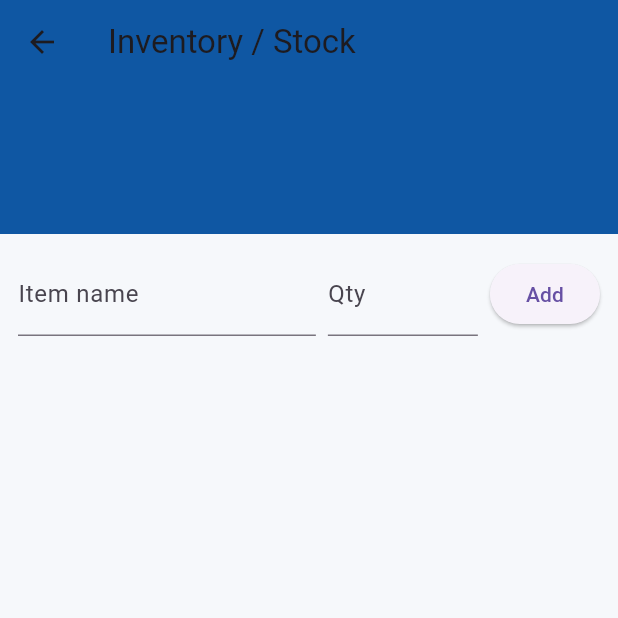
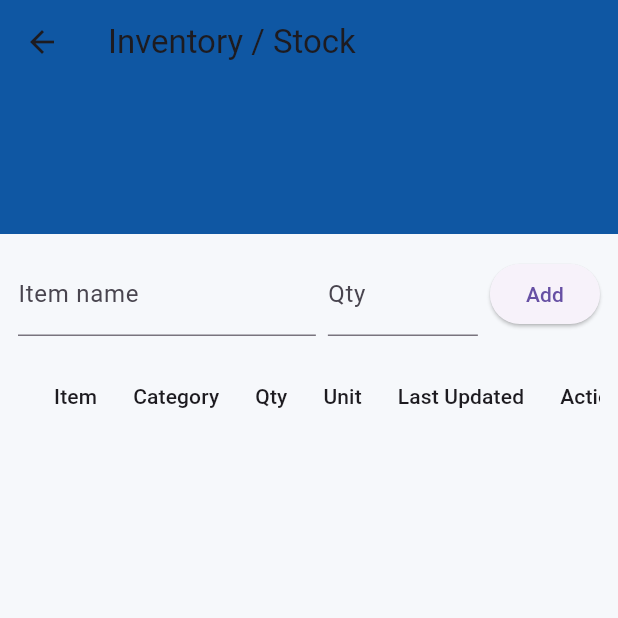
Before and after one commit to sivaogeti/hospital-app, a Flutter app: the StockPage screen opened directly with empty values, after a tap on "Add", on a phone screen of 412 x 824 dp, the top half of it. Run offline on Flutter 3.47's test engine with Material 3 defaults, Android fonts, the light colour scheme and no system bars; our stand-ins replace image_picker, sqflite; accounts and stored records are empty.

Commit message:
Refactor stock page to use DAO helpers

```diff
--- a/lib/modules/db.dart
+++ b/lib/modules/db.dart
@@ -385,4 +385,91 @@ class DBHelper {
     };
   }
 
+  // ------------------------------ STOCK DAO ------------------------------
+
+  /// Fetch all stock rows ordered by item name.
+  static Future<List<Map<String, dynamic>>> listStockItems() async {
+    final db = await database;
+    final rows = await db.query(
+      'stock',
+      columns: const ['id', 'item_name', 'category', 'qty', 'unit', 'last_updated'],
+      orderBy: 'LOWER(item_name)',
+    );
+    return rows.map((row) => Map<String, dynamic>.from(row)).toList();
+  }
+
+  /// Insert a stock row if the name is new, otherwise increment its quantity.
+  static Future<void> upsertStockByName({
+    required String itemName,
+    required int deltaQty,
+    String category = '',
+    String unit = 'pcs',
+  }) async {
+    final trimmedName = itemName.trim();
+    if (trimmedName.isEmpty) return;
+
+    final db = await database;
+    final nowIso = DateTime.now().toIso8601String();
+
+    await db.transaction((txn) async {
+      final existing = await txn.query(
+        'stock',
+        columns: const ['id', 'qty'],
+        where: 'item_name = ?',
+        whereArgs: [trimmedName],
+        limit: 1,
+      );
+
+      if (existing.isEmpty) {
+        await txn.insert('stock', {
+          'item_name': trimmedName,
+          'category': category,
+          'qty': deltaQty,
+          'unit': unit,
+          'last_updated': nowIso,
+        });
+      } else {
+        final id = existing.first['id'] as int;
+        final current = (existing.first['qty'] as int?) ?? 0;
+        await txn.update(
+          'stock',
+          {
+            'qty': current + deltaQty,
+            'last_updated': nowIso,
+          },
+          where: 'id = ?',
+          whereArgs: [id],
+        );
+      }
+    });
+  }
+
+  /// Adjust the quantity for the given stock row id by [delta].
+  static Future<void> adjustStock({required int id, required int delta}) async {
+    final db = await database;
+    final nowIso = DateTime.now().toIso8601String();
+
+    await db.transaction((txn) async {
+      final existing = await txn.query(
+        'stock',
+        columns: const ['qty'],
+        where: 'id = ?',
+        whereArgs: [id],
+        limit: 1,
+      );
+      if (existing.isEmpty) return;
+
+      final current = (existing.first['qty'] as int?) ?? 0;
+      await txn.update(
+        'stock',
+        {
+          'qty': current + delta,
+          'last_updated': nowIso,
+        },
+        where: 'id = ?',
+        whereArgs: [id],
+      );
+    });
+  }
+
 }
--- a/lib/modules/stock_page.dart
+++ b/lib/modules/stock_page.dart
@@ -1,5 +1,6 @@
 // lib/modules/stock_page.dart
 import 'package:flutter/material.dart';
+
 import '../modules/db.dart';
 
 class StockPage extends StatefulWidget {
@@ -10,7 +11,7 @@ class StockPage extends StatefulWidget {
 }
 
 class _StockPageState extends State<StockPage> {
-  List<Map<String,dynamic>> _items = [];
+  List<Map<String, dynamic>> _items = [];
   final _itemCtrl = TextEditingController();
   final _qtyCtrl = TextEditingController();
 
@@ -21,68 +22,162 @@ class _StockPageState extends State<StockPage> {
   }
 
   Future<void> _load() async {
-    final db = await DBHelper.database;
-    final rows = await db.rawQuery('SELECT id, item_name, category, qty, unit, last_updated FROM stock ORDER BY item_name');
-    setState(() => _items = rows.map((r)=>Map<String,dynamic>.from(r)).toList());
+    final rows = await DBHelper.listStockItems();
+    setState(() => _items = rows);
   }
 
   Future<void> _upsert() async {
     final name = _itemCtrl.text.trim();
     final qty = int.tryParse(_qtyCtrl.text.trim()) ?? 0;
     if (name.isEmpty) return;
-    final db = await DBHelper.database;
-    final row = await db.rawQuery('SELECT id, qty FROM stock WHERE item_name=?', [name]);
-    if (row.isNotEmpty) {
-      final id = row.first['id'];
-	  final current = row.first['qty'] as int? ?? 0;
-	  final newQty = current + qty;
-      await db.update('stock', {'qty': newQty, 'last_updated': DateTime.now().toIso8601String()}, where: 'id=?', whereArgs: [id]);
-    } else {
-      await db.insert('stock', {'item_name': name, 'category': '', 'qty': qty, 'unit': 'pcs', 'last_updated': DateTime.now().toIso8601String()});
+    await DBHelper.upsertStockByName(itemName: name, deltaQty: qty);
+    _itemCtrl.clear();
+    _qtyCtrl.clear();
+    await _load();
   }
-    _itemCtrl.clear(); _qtyCtrl.clear();
+
+  Future<void> _adjust(int id, int delta) async {
+    await DBHelper.adjustStock(id: id, delta: delta);
     await _load();
   }
 
   @override
   void dispose() {
-    _itemCtrl.dispose(); _qtyCtrl.dispose(); super.dispose();
+    _itemCtrl.dispose();
+    _qtyCtrl.dispose();
+    super.dispose();
   }
 
   @override
   Widget build(BuildContext context) {
     return Scaffold(
       backgroundColor: const Color(0xFF0F57A3),
-      appBar: AppBar(title: const Text('Inventory / Stock'), backgroundColor: const Color(0xFF0F57A3)),
-      body: Column(children: [
-        Container(height: 100, color: const Color(0xFF0F57A3), child: Padding(padding: const EdgeInsets.all(12), child: Align(alignment: Alignment.bottomLeft, child: Text(widget.username, style: const TextStyle(color: Colors.white, fontSize: 16))))),
-        Expanded(child: Container(
+      appBar: AppBar(
+        title: const Text('Inventory / Stock'),
+        backgroundColor: const Color(0xFF0F57A3),
+      ),
+      body: Column(
+        children: [
+          Container(
+            height: 100,
+            color: const Color(0xFF0F57A3),
+            child: Padding(
+              padding: const EdgeInsets.all(12),
+              child: Align(
+                alignment: Alignment.bottomLeft,
+                child: Text(
+                  widget.username,
+                  style: const TextStyle(color: Colors.white, fontSize: 16),
+                ),
+              ),
+            ),
+          ),
+          Expanded(
+            child: Container(
               color: const Color(0xFFF6F8FB),
               padding: const EdgeInsets.all(12),
-          child: Column(children: [
-            Row(children: [
-              Expanded(child: TextFormField(controller: _itemCtrl, decoration: const InputDecoration(labelText: 'Item name'))),
+              child: Column(
+                children: [
+                  Row(
+                    children: [
+                      Expanded(
+                        child: TextFormField(
+                          controller: _itemCtrl,
+                          decoration: const InputDecoration(
+                            labelText: 'Item name',
+                          ),
+                        ),
+                      ),
                       const SizedBox(width: 8),
-              SizedBox(width: 100, child: TextFormField(controller: _qtyCtrl, decoration: const InputDecoration(labelText: 'Qty'), keyboardType: TextInputType.number)),
+                      SizedBox(
+                        width: 100,
+                        child: TextFormField(
+                          controller: _qtyCtrl,
+                          decoration: const InputDecoration(labelText: 'Qty'),
+                          keyboardType: TextInputType.number,
+                        ),
+                      ),
                       const SizedBox(width: 8),
                       ElevatedButton(onPressed: _upsert, child: const Text('Add')),
-            ]),
+                    ],
+                  ),
                   const SizedBox(height: 12),
-            Expanded(child: ListView.separated(
-              itemCount: _items.length,
-              separatorBuilder: (_,__)=>const Divider(),
-              itemBuilder: (ctx,i){
-                final it = _items[i];
-                return ListTile(
-                  title: Text(it['item_name'] ?? ''),
-                  subtitle: Text('Qty: ${it['qty'] ?? 0}  • ${it['unit'] ?? ''}'),
-                  trailing: Text(it['last_updated'] ?? ''),
+                  Expanded(
+                    child: SingleChildScrollView(
+                      child: SingleChildScrollView(
+                        scrollDirection: Axis.horizontal,
+                        child: DataTable(
+                          columnSpacing: 24,
+                          columns: const [
+                            DataColumn(label: Text('Item')),
+                            DataColumn(label: Text('Category')),
+                            DataColumn(label: Text('Qty')),
+                            DataColumn(label: Text('Unit')),
+                            DataColumn(label: Text('Last Updated')),
+                            DataColumn(label: Text('Actions')),
+                          ],
+                          rows: _items.map((it) {
+                            final qty = (it['qty'] as int?) ??
+                                (it['qty'] is num ? (it['qty'] as num).toInt() : 0);
+                            final rowId = (it['id'] as int?) ??
+                                (it['id'] is num ? (it['id'] as num).toInt() : null);
+                            final isLow = qty <= 5;
+                            return DataRow(
+                              color: isLow
+                                  ? MaterialStateProperty.resolveWith(
+                                      (_) => Colors.red.shade50,
+                                    )
+                                  : null,
+                              cells: [
+                                DataCell(Text(it['item_name']?.toString() ?? '')),
+                                DataCell(Text(it['category']?.toString() ?? '')),
+                                DataCell(
+                                  Text(
+                                    qty.toString(),
+                                    style: isLow
+                                        ? const TextStyle(
+                                            color: Colors.red,
+                                            fontWeight: FontWeight.bold,
+                                          )
+                                        : null,
+                                  ),
+                                ),
+                                DataCell(Text(it['unit']?.toString() ?? '')),
+                                DataCell(
+                                  Text(it['last_updated']?.toString() ?? ''),
+                                ),
+                                DataCell(
+                                  Row(
+                                    mainAxisSize: MainAxisSize.min,
+                                    children: [
+                                      IconButton(
+                                        icon: const Icon(Icons.remove),
+                                        onPressed: rowId == null
+                                            ? null
+                                            : () => _adjust(rowId, -1),
+                                      ),
+                                      IconButton(
+                                        icon: const Icon(Icons.add),
+                                        onPressed: rowId == null
+                                            ? null
+                                            : () => _adjust(rowId, 1),
+                                      ),
+                                    ],
+                                  ),
+                                ),
+                              ],
                             );
-              }
-            )),
-          ]),
-        )),
-      ]),
+                          }).toList(),
+                        ),
+                      ),
+                    ),
+                  ),
+                ],
+              ),
+            ),
+          ),
+        ],
+      ),
     );
   }
 }
```
Lines whose indentation alone changed are shown as unchanged.
